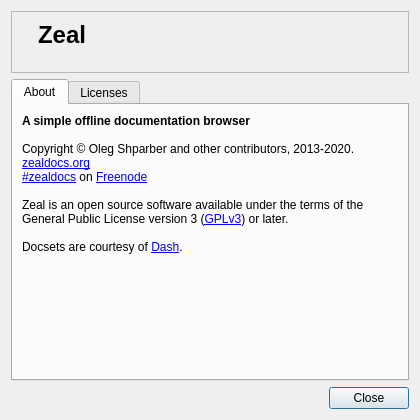
This is src/libs/ui/aboutdialog.ui in zealdocs/zeal as Qt 5 draws it before an edit. The edited form follows.
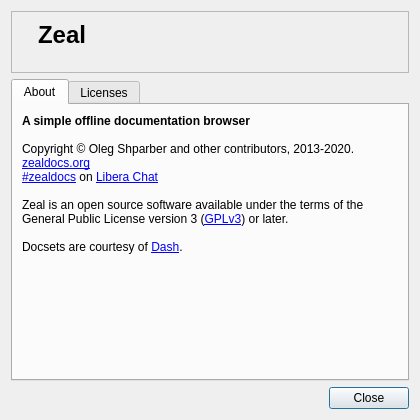
This is the edited form. Icons and pictures are not drawn.

Commit message: docs: update IRC links

Diff of the .ui file:
```diff
--- a/src/libs/ui/aboutdialog.ui
+++ b/src/libs/ui/aboutdialog.ui
@@ -82,7 +82,7 @@
 &lt;br&gt;
 &lt;a href=&quot;https://zealdocs.org&quot;&gt;zealdocs.org&lt;/a&gt;
 &lt;br&gt;
-&lt;a href=&quot;irc://irc.freenode.net/zealdocs&quot;&gt;#zealdocs&lt;/a&gt; on &lt;a href=&quot;https://www.freenode.net&quot;&gt;Freenode&lt;/a&gt;
+&lt;a href=&quot;ircs://irc.libera.chat:6697/zealdocs&quot;&gt;#zealdocs&lt;/a&gt; on &lt;a href=&quot;https://libera.chat&quot;&gt;Libera Chat&lt;/a&gt;
 &lt;br&gt;&lt;br&gt;
 Zeal is an open source software available under the terms of the General Public License version 3 (&lt;a href=&quot;https://www.gnu.org/copyleft/gpl.html&quot;&gt;GPLv3&lt;/a&gt;) or later.
 &lt;br&gt;&lt;br&gt;
```
The commit also changes 1 other file.
